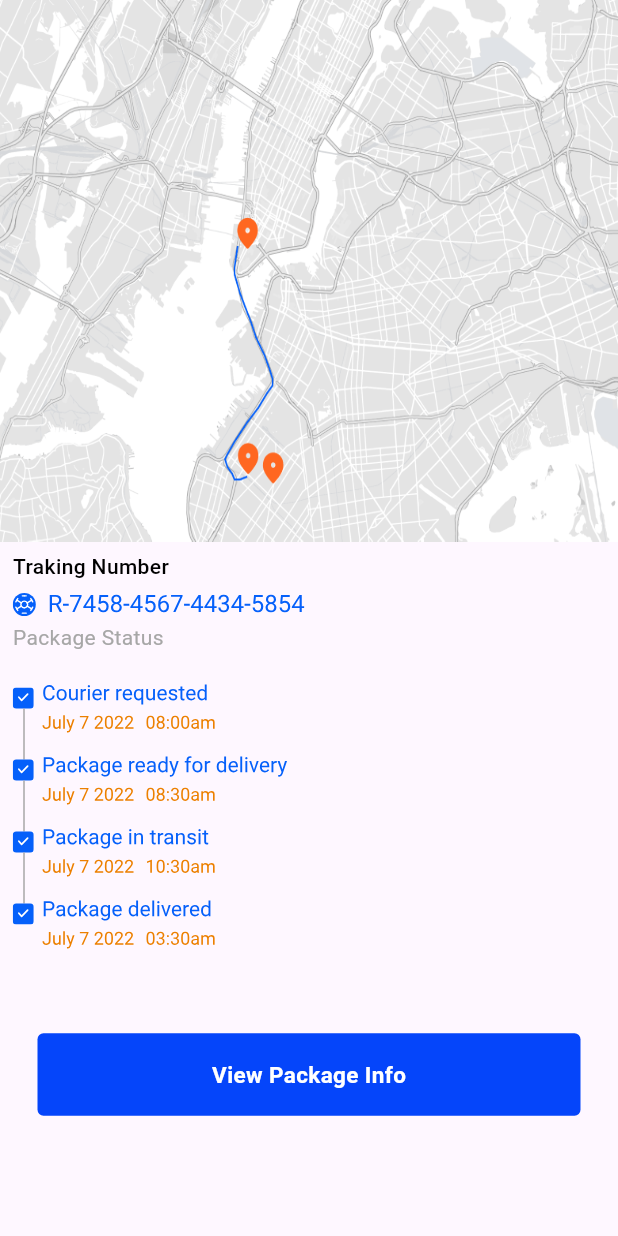
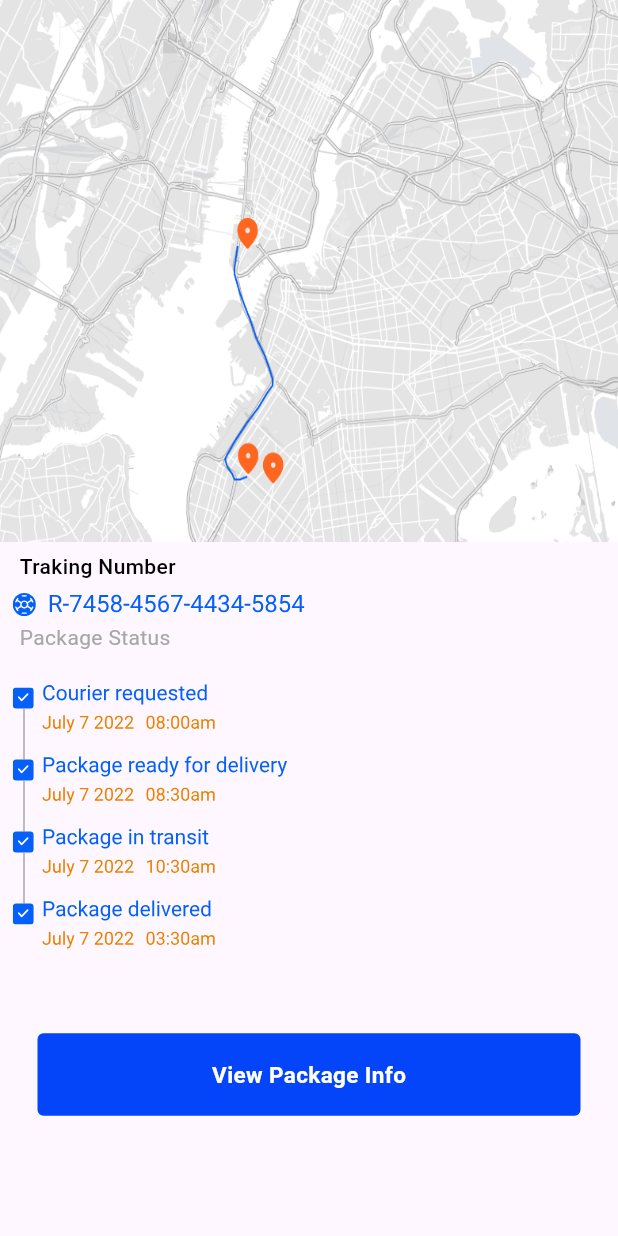
Before and after one commit to yoGurtwithThoughts/oech_app001-main, a Flutter app: the TrakingPage screen opened by its route, on a phone screen of 412 x 824 dp. Run offline on Flutter 3.47's test engine with Material 3 defaults, Android fonts, the phone set to English and light mode, and no system bars; our stand-ins replace flutter_svg, supabase_flutter; accounts and stored records are empty.

Commit message:
ready traking page

```diff
--- a/lib/pages/session 4/traking_page.dart
+++ b/lib/pages/session 4/traking_page.dart
@@ -28,7 +28,7 @@ class _TrakingPageState extends State<TrakingPage> {
     Column(
       crossAxisAlignment: CrossAxisAlignment.start,
      children: [
-        Padding(padding: EdgeInsets.only( left: 8.5,
+        Padding(padding: EdgeInsets.only( left: 13,
         top: 6.5),
      child: Text('Traking Number',
         style: TextStyle(color: Colors.black,
@@ -38,7 +38,7 @@ class _TrakingPageState extends State<TrakingPage> {
         Padding(padding: EdgeInsets.only(
         top: 5.5, left: 8.5),
       child: SvgPicture.asset('assets/images/fr_170.svg'),),
-        Padding(padding: EdgeInsets.only(left: 8.5, top: 2.3),
+        Padding(padding: EdgeInsets.only(left: 13, top: 2.3),
        child: Text('Package Status',
         style: TextStyle(color: Color.fromRGBO(167, 167, 167, 1)),
         textAlign: TextAlign.left,),),
```
